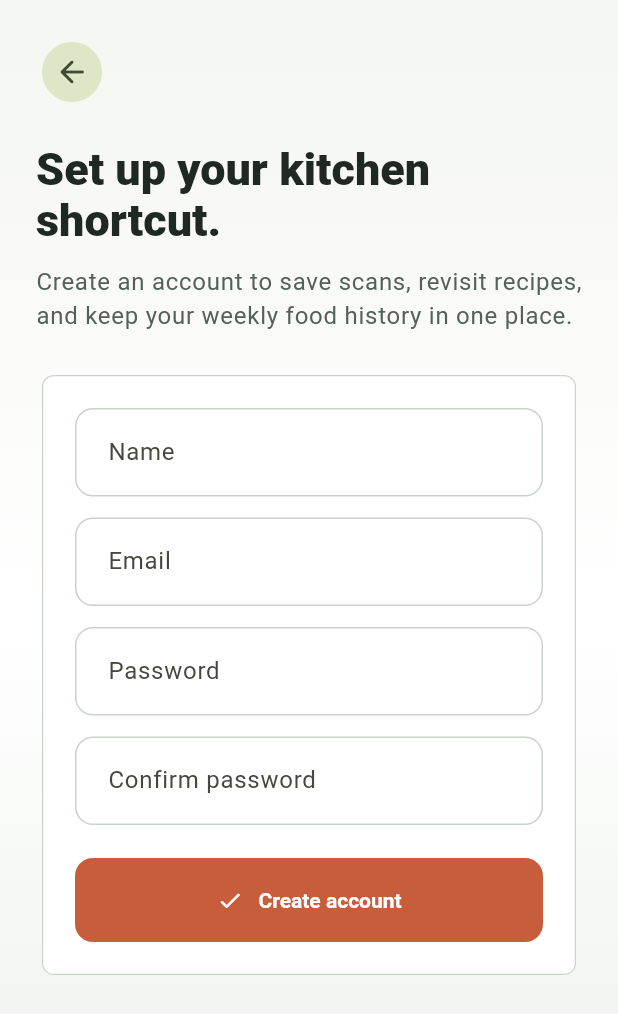
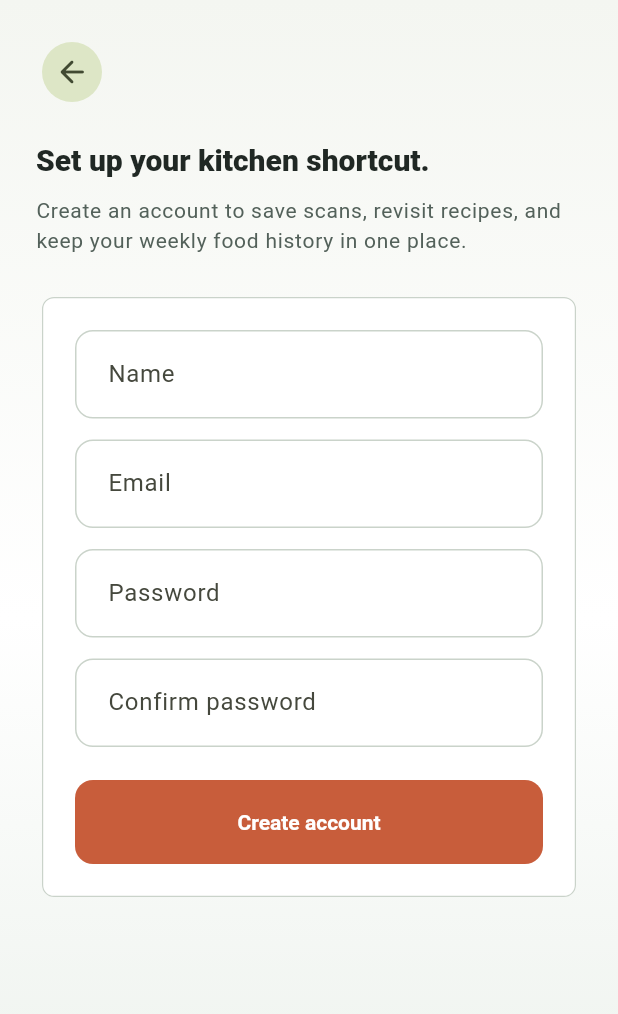
Before and after one commit to anvnh/lazychef, a Flutter app: the screen it shows after launch, after a tap on "Create an account", on a phone screen of 412 x 824 dp. Shown: the top 1014 px of the screen. Run offline on Flutter 3.47's test engine with Material 3 defaults, Android fonts, the phone set to English and light mode, and no system bars; our stand-ins replace dio, flutter_riverpod, flutter_secure_storage, image_picker; network calls fail.

Commit message:
feat(auth): update login and register screens with improved text styles and layout

```diff
--- a/lib/features/auth/ui/login_screen.dart
+++ b/lib/features/auth/ui/login_screen.dart
@@ -80,13 +80,14 @@ class _LoginScreenState extends ConsumerState<LoginScreen> {
             const SizedBox(height: 18),
             Text(
               'Your fridge, organized for dinner.',
-              style: textTheme.displayLarge,
+              style: textTheme.displayLarge?.copyWith(fontSize: 20),
             ),
             const SizedBox(height: 14),
             Text(
               'Sign in to scan ingredients, review recipes, and keep previous fridge checks close at hand.',
               style: textTheme.bodyLarge?.copyWith(
                 color: const Color(0xFF53615A),
+                fontSize: 13,
               ),
             ),
             const SizedBox(height: 28),
@@ -94,16 +95,17 @@ class _LoginScreenState extends ConsumerState<LoginScreen> {
               child: Padding(
                 padding: const EdgeInsets.all(22),
                 child: Column(
-                  crossAxisAlignment: CrossAxisAlignment.start,
+                  crossAxisAlignment: CrossAxisAlignment
+                      .start, // Giữ nguyên để các widget khác căn trái
                   children: [
-                    Text('Welcome back', style: textTheme.titleLarge),
+                    Center(
+                      // Bọc Text trong Center
+                      child: Text('Welcome back', style: textTheme.titleLarge?.copyWith(
+                        color: const Color(0xFF53615A),
+                        fontWeight: FontWeight.w600,
+                      )),
+                    ),
                     const SizedBox(height: 8),
-                    Text(
-                      'Sign in to keep your pantry history and recipe suggestions in sync.',
-                      style: textTheme.bodyMedium?.copyWith(
-                        color: const Color(0xFF53615A),
-                      ),
-                    ),
                     const SizedBox(height: 20),
                     TextField(
                       controller: _emailController,
@@ -129,9 +131,9 @@ class _LoginScreenState extends ConsumerState<LoginScreen> {
                         ? const Center(child: CircularProgressIndicator())
                         : AppButton.primary(
                             label: 'Sign in',
-                            icon: Icons.arrow_forward_rounded,
+
                             backgroundColor: const Color(0xFFFFD166),
-                            foregroundColor: const Color(0xFF2C3236),
+                            foregroundColor: const Color.fromARGB(255, 50, 54, 57),
                             onPressed: _onLoginPressed,
                           ),
                     const SizedBox(height: 12),
--- a/lib/features/auth/ui/register_screen.dart
+++ b/lib/features/auth/ui/register_screen.dart
@@ -83,13 +83,16 @@ class _RegisterScreenState extends ConsumerState<RegisterScreen> {
             const SizedBox(height: 24),
             Text(
               'Set up your kitchen shortcut.',
-              style: textTheme.displaySmall,
+              style: textTheme.displaySmall?.copyWith(
+                fontSize: 20,
+              ),
             ),
             const SizedBox(height: 12),
             Text(
               'Create an account to save scans, revisit recipes, and keep your weekly food history in one place.',
               style: textTheme.bodyLarge?.copyWith(
                 color: const Color(0xFF53615A),
+                fontSize: 14,
               ),
             ),
             const SizedBox(height: 24),
@@ -141,7 +144,7 @@ class _RegisterScreenState extends ConsumerState<RegisterScreen> {
                         ? const Center(child: CircularProgressIndicator())
                         : AppButton.primary(
                             label: 'Create account',
-                            icon: Icons.check_rounded,
+                            // icon: Icons.check_rounded,
                             onPressed: _onRegisterPressed,
                           ),
                   ],
```
Also changed, not shown: lib/features/home/ui/home_screen.dart (+14 -6 lines), lib/features/recipe/ui/recipe_screen.dart (+40 -22 lines).
